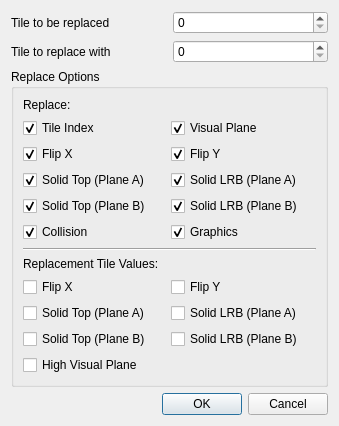
Before: the Qt Designer form RetroEDv2/tools/sceneproperties/tilereplaceoptions.ui in RSDKModding/RetroED, drawn with Qt 5.
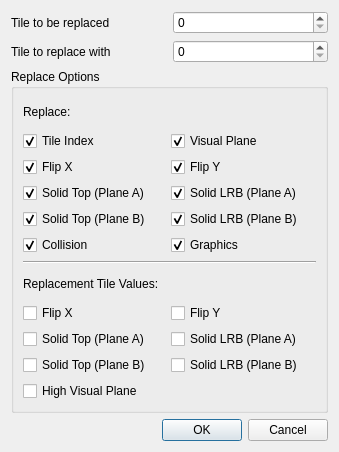
After: the same form once the commit is applied.

```diff
--- a/RetroEDv2/tools/sceneproperties/tilereplaceoptions.ui
+++ b/RetroEDv2/tools/sceneproperties/tilereplaceoptions.ui
@@ -7,7 +7,7 @@
     <x>0</x>
     <y>0</y>
     <width>339</width>
-    <height>394</height>
+    <height>452</height>
    </rect>
   </property>
   <property name="windowTitle">
```
Left out of the diff: 21 changed lines with no effect on the pictures.
